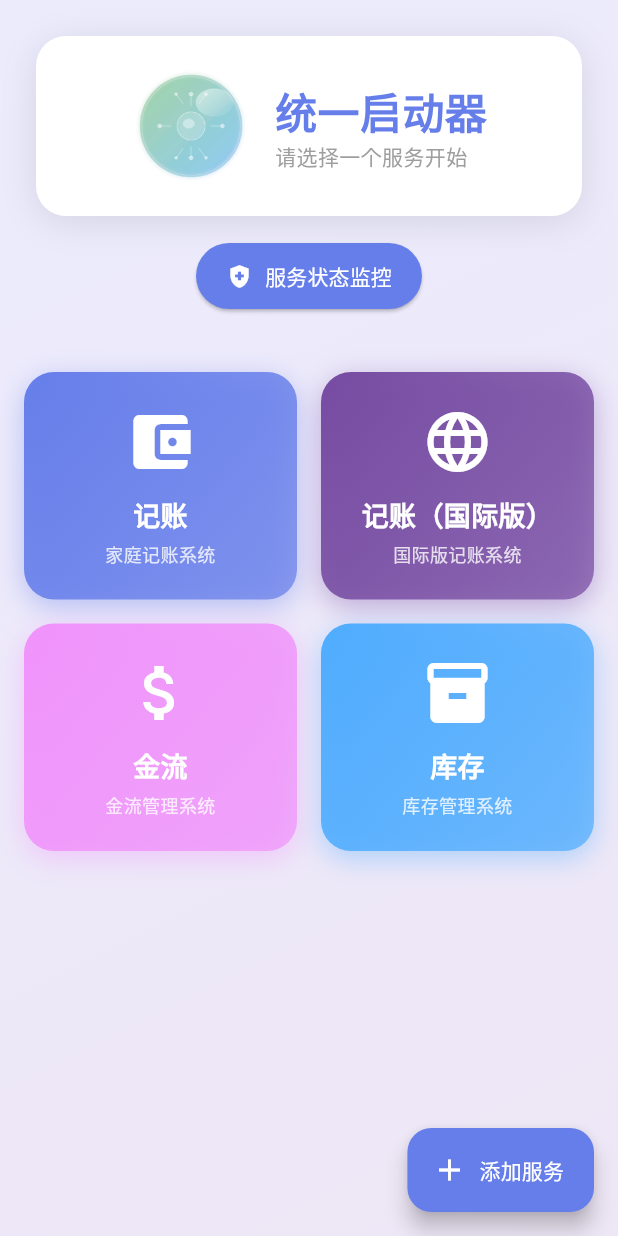
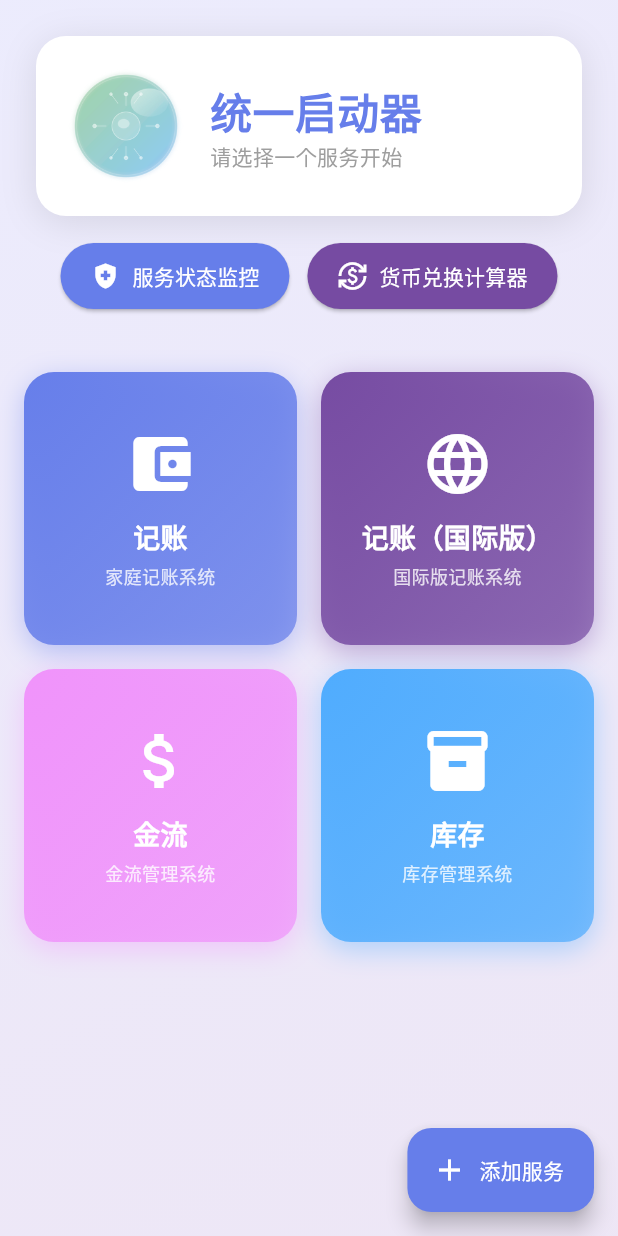
Before and after one commit to chronie-shizutoki/universal-lancher, a Flutter app: the screen it shows after launch, on a phone screen of 412 x 824 dp. Run offline on Flutter 3.47's test engine with Material 3 defaults, Android fonts, the phone set to English and light mode, and no system bars; our stand-ins replace shared_preferences, webview_flutter.

Commit message:
feat(rate-calculator): add currency exchange calculator page
- Implement new rate calculator page with USD, token and CNY conversion
- Add responsive design for home page to accommodate new feature
- Include validation and real-time calculation between currencies

```diff
--- a/flutter_app/lib/pages/home_page.dart
+++ b/flutter_app/lib/pages/home_page.dart
@@ -5,6 +5,7 @@ import '../providers/service_provider.dart';
 import 'webview_page.dart';
 import 'edit_service_page.dart';
 import 'check_service_page.dart';
+import 'rate_calculator_page.dart';
 
 /// 主页面
 class HomePage extends StatelessWidget {
@@ -12,6 +13,11 @@ class HomePage extends StatelessWidget {
 
   @override
   Widget build(BuildContext context) {
+    final screenWidth = MediaQuery.of(context).size.width;
+    final isSmall = screenWidth < 380;
+    final titleSize = isSmall ? 24.0 : 28.0;
+    final subtitleSize = isSmall ? 12.0 : 14.0;
+    final headerIconSize = isSmall ? 60.0 : 80.0;
     return Scaffold(
       body: Container(
         decoration: BoxDecoration(
@@ -49,34 +55,75 @@ class HomePage extends StatelessWidget {
                         ),
                         child: Column(
                           children: [
-                            Row(
+                            isSmall
+                                ? Column(
+                                    children: [
+                                      Image.asset(
+                                        'assets/icons/app_icon.png',
+                                        width: headerIconSize,
+                                        height: headerIconSize,
+                                      ),
+                                      const SizedBox(height: 12),
+                                      FittedBox(
+                                        fit: BoxFit.scaleDown,
+                                        child: Text(
+                                          '统一启动器',
+                                          textAlign: TextAlign.center,
+                                          style: TextStyle(
+                                            fontSize: titleSize,
+                                            fontWeight: FontWeight.bold,
+                                            color: const Color(0xFF667eea),
+                                          ),
+                                        ),
+                                      ),
+                                      const SizedBox(height: 4),
+                                      Text(
+                                        '请选择一个服务开始',
+                                        textAlign: TextAlign.center,
+                                        maxLines: 1,
+                                        overflow: TextOverflow.ellipsis,
+                                        style: TextStyle(
+                                          fontSize: subtitleSize,
+                                          color: Colors.grey,
+                                        ),
+                                      ),
+                                    ],
+                                  )
+                                : Row(
                                     mainAxisAlignment: MainAxisAlignment.center,
                                     children: [
                                       Image.asset(
                                         'assets/icons/app_icon.png',
-                                  width: 80,
-                                  height: 80,
+                                        width: headerIconSize,
+                                        height: headerIconSize,
                                       ),
                                       const SizedBox(width: 16),
-                                const Column(
+                                      Expanded(
+                                        child: Column(
                                           crossAxisAlignment: CrossAxisAlignment.start,
                                           children: [
-                                    Text(
+                                            FittedBox(
+                                              fit: BoxFit.scaleDown,
+                                              child: Text(
                                                 '统一启动器',
                                                 style: TextStyle(
-                                        fontSize: 28,
+                                                  fontSize: titleSize,
                                                   fontWeight: FontWeight.bold,
-                                        color: Color(0xFF667eea),
+                                                  color: const Color(0xFF667eea),
+                                                ),
                                               ),
                                             ),
                                             Text(
                                               '请选择一个服务开始',
+                                              maxLines: 1,
+                                              overflow: TextOverflow.ellipsis,
                                               style: TextStyle(
-                                        fontSize: 14,
+                                                fontSize: subtitleSize,
                                                 color: Colors.grey,
                                               ),
                                             ),
                                           ],
+                                        ),
                                       ),
                                     ],
                                   ),
@@ -84,8 +131,10 @@ class HomePage extends StatelessWidget {
                         ),
                       ),
                       const SizedBox(height: 16),
-                      Row(
-                        mainAxisAlignment: MainAxisAlignment.center,
+                      Wrap(
+                        alignment: WrapAlignment.center,
+                        spacing: 12,
+                        runSpacing: 12,
                         children: [
                           ElevatedButton.icon(
                             onPressed: () {
@@ -96,12 +145,37 @@ class HomePage extends StatelessWidget {
                                 ),
                               );
                             },
-                            icon: const Icon(Icons.health_and_safety),
-                            label: const Text('服务状态监控'),
+                            icon: Icon(Icons.health_and_safety, size: isSmall ? 18 : 20),
+                            label: const Text(
+                              '服务状态监控',
+                              maxLines: 1,
+                              overflow: TextOverflow.ellipsis,
+                            ),
                             style: ElevatedButton.styleFrom(
                               backgroundColor: const Color(0xFF667eea),
                               foregroundColor: Colors.white,
-                              padding: const EdgeInsets.symmetric(horizontal: 20, vertical: 12),
+                              padding: EdgeInsets.symmetric(horizontal: isSmall ? 12 : 20, vertical: 12),
+                            ),
+                          ),
+                          ElevatedButton.icon(
+                            onPressed: () {
+                              Navigator.push(
+                                context,
+                                MaterialPageRoute(
+                                  builder: (context) => const RateCalculatorPage(),
+                                ),
+                              );
+                            },
+                            icon: Icon(Icons.currency_exchange, size: isSmall ? 18 : 20),
+                            label: const Text(
+                              '货币兑换计算器',
+                              maxLines: 1,
+                              overflow: TextOverflow.ellipsis,
+                            ),
+                            style: ElevatedButton.styleFrom(
+                              backgroundColor: const Color(0xFF764ba2),
+                              foregroundColor: Colors.white,
+                              padding: EdgeInsets.symmetric(horizontal: isSmall ? 12 : 20, vertical: 12),
                             ),
                           ),
                         ],
@@ -134,14 +208,18 @@ class HomePage extends StatelessWidget {
                     );
                   }
 
+                  final crossAxisCount = screenWidth < 600 ? 2 : 3;
+                  final childAspect = screenWidth < 340
+                      ? 0.8
+                      : (screenWidth < 380 ? 0.9 : (screenWidth < 480 ? 1.0 : 1.2));
                   return SliverPadding(
                     padding: const EdgeInsets.all(16.0),
                     sliver: SliverGrid(
-                      gridDelegate: const SliverGridDelegateWithFixedCrossAxisCount(
-                        crossAxisCount: 2,
+                      gridDelegate: SliverGridDelegateWithFixedCrossAxisCount(
+                        crossAxisCount: crossAxisCount,
                         crossAxisSpacing: 16,
                         mainAxisSpacing: 16,
-                        childAspectRatio: 1.2,
+                        childAspectRatio: childAspect,
                       ),
                       delegate: SliverChildBuilderDelegate(
                         (context, index) {
@@ -188,6 +266,8 @@ class _ServiceCard extends StatelessWidget {
 
   @override
   Widget build(BuildContext context) {
+    final screenWidth = MediaQuery.of(context).size.width;
+    final isSmall = screenWidth < 380;
     return GestureDetector(
       onTap: () {
         Navigator.push(
@@ -238,35 +318,37 @@ class _ServiceCard extends StatelessWidget {
               );
             },
             child: Padding(
-              padding: const EdgeInsets.all(20.0),
+              padding: EdgeInsets.all(isSmall ? 16.0 : 20.0),
               child: Column(
                 mainAxisAlignment: MainAxisAlignment.center,
                 children: [
                   Icon(
                     service.icon,
-                    size: 48,
+                    size: isSmall ? 42 : 48,
                     color: Colors.white,
                   ),
-                  const SizedBox(height: 12),
+                  SizedBox(height: isSmall ? 10 : 12),
                   Text(
                     service.name,
-                    style: const TextStyle(
-                      fontSize: 18,
+                    style: TextStyle(
+                      fontSize: isSmall ? 16 : 18,
                       fontWeight: FontWeight.bold,
                       color: Colors.white,
                     ),
                     textAlign: TextAlign.center,
+                    maxLines: 1,
+                    overflow: TextOverflow.ellipsis,
                   ),
                   if (service.description != null) ...[
                     const SizedBox(height: 4),
                     Text(
                       service.description!,
                       style: TextStyle(
-                        fontSize: 12,
+                        fontSize: isSmall ? 11 : 12,
                         color: Colors.white.withValues(alpha: 0.8),
                       ),
                       textAlign: TextAlign.center,
-                      maxLines: 2,
+                      maxLines: isSmall ? 1 : 2,
                       overflow: TextOverflow.ellipsis,
                     ),
                   ],
```
Also changed, not shown: flutter_app/lib/pages/rate_calculator_page.dart (added, +284 -0 lines). Lines whose indentation alone changed are shown as unchanged.
